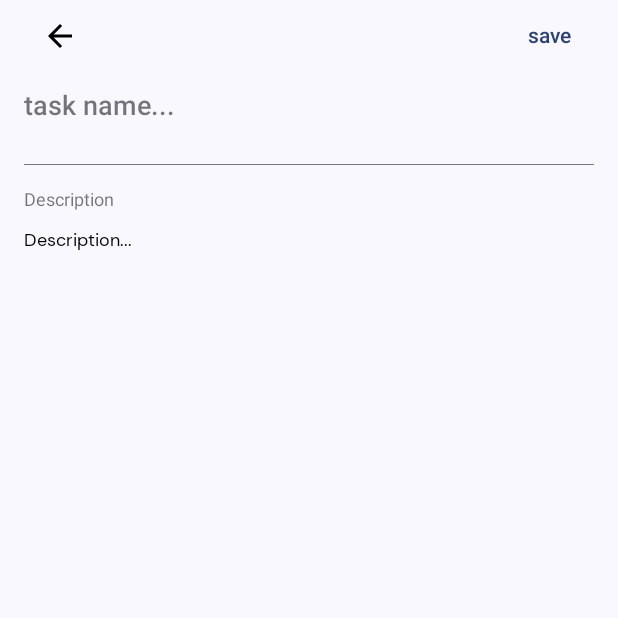
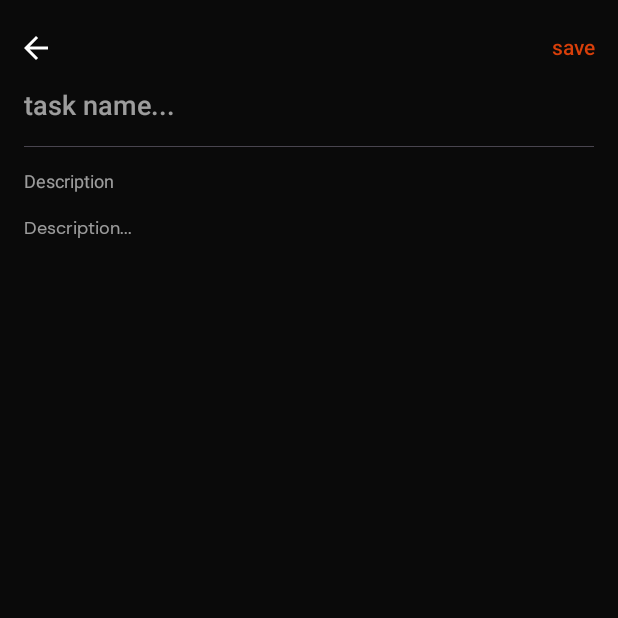
Before and after one commit to guiBrisson/tarefas-app, an Android app built with Jetpack Compose: the screen it shows after launch (MainActivity), after a tap on "new task", on a phone screen of 412 x 824 dp, the top half of it. Run offline under Robolectric (Android 15) with nearby library versions, the phone set to English and light mode, and no system bars; our stand-ins replace Dagger/Hilt's generated code, Room's generated code; 3 statements that could not run were skipped.

Commit message:
Changing theme

```diff
--- a/app/src/main/java/me/brisson/tarefas/presentation/design_system/theme/Color.kt
+++ b/app/src/main/java/me/brisson/tarefas/presentation/design_system/theme/Color.kt
@@ -1,6 +1,12 @@
 package me.brisson.tarefas.presentation.design_system.theme
 
 import androidx.compose.ui.graphics.Color
+
+val primary = Color(0xFFD83F0A)
+val secondary = Color(0xFFF9E45E)
+val background = Color(0xFF0A0A0A)
+val surface = Color(0xFF171717)
+val surfaceLight = Color(0xFF202020)
 
 val Purple80 = Color(0xFFD0BCFF)
 val PurpleGrey80 = Color(0xFFCCC2DC)
--- a/app/src/main/java/me/brisson/tarefas/presentation/design_system/theme/Theme.kt
+++ b/app/src/main/java/me/brisson/tarefas/presentation/design_system/theme/Theme.kt
@@ -1,69 +1,47 @@
 package me.brisson.tarefas.presentation.design_system.theme
 
-import android.app.Activity
-import android.os.Build
-import androidx.compose.foundation.isSystemInDarkTheme
 import androidx.compose.material3.MaterialTheme
 import androidx.compose.material3.darkColorScheme
-import androidx.compose.material3.dynamicDarkColorScheme
-import androidx.compose.material3.dynamicLightColorScheme
 import androidx.compose.material3.lightColorScheme
 import androidx.compose.runtime.Composable
-import androidx.compose.runtime.SideEffect
-import androidx.compose.ui.graphics.toArgb
-import androidx.compose.ui.platform.LocalContext
-import androidx.compose.ui.platform.LocalView
-import androidx.core.view.WindowCompat
+import androidx.compose.ui.graphics.Color
 
 private val DarkColorScheme = darkColorScheme(
-    primary = Purple80,
-    secondary = PurpleGrey80,
-    tertiary = Pink80
-)
-
-private val LightColorScheme = lightColorScheme(
-    primary = Purple40,
-    secondary = PurpleGrey40,
-    tertiary = Pink40
-
-    /* Other default colors to override
-    background = Color(0xFFFFFBFE),
-    surface = Color(0xFFFFFBFE),
-    onPrimary = Color.White,
-    onSecondary = Color.White,
-    onTertiary = Color.White,
-    onBackground = Color(0xFF1C1B1F),
-    onSurface = Color(0xFF1C1B1F),
-    */
+    primary = primary,
+    secondary = secondary,
+    background = background,
+    surface = surface,
+    onBackground = Color.White,
+    onSurface = Color.White,
 )
 
 @Composable
 fun TarefasTheme(
-    darkTheme: Boolean = isSystemInDarkTheme(),
+//    darkTheme: Boolean = isSystemInDarkTheme(),
     // Dynamic color is available on Android 12+
-    dynamicColor: Boolean = true,
+//    dynamicColor: Boolean = true,
     content: @Composable () -> Unit
 ) {
-    val colorScheme = when {
-        dynamicColor && Build.VERSION.SDK_INT >= Build.VERSION_CODES.S -> {
-            val context = LocalContext.current
-            if (darkTheme) dynamicDarkColorScheme(context) else dynamicLightColorScheme(context)
-        }
-
-        darkTheme -> DarkColorScheme
-        else -> LightColorScheme
-    }
-    val view = LocalView.current
-    if (!view.isInEditMode) {
-        SideEffect {
-            val window = (view.context as Activity).window
-            window.statusBarColor = colorScheme.primary.toArgb()
-            WindowCompat.getInsetsController(window, view).isAppearanceLightStatusBars = darkTheme
-        }
-    }
+//    val colorScheme = when {
+//        dynamicColor && Build.VERSION.SDK_INT >= Build.VERSION_CODES.S -> {
+//            val context = LocalContext.current
+//            if (darkTheme) dynamicDarkColorScheme(context) else dynamicLightColorScheme(context)
+//        }
+//
+//        darkTheme -> DarkColorScheme
+//        else -> LightColorScheme
+//    }
+//    val view = LocalView.current
+//    if (!view.isInEditMode) {
+//        SideEffect {
+//            val window = (view.context as Activity).window
+//            window.statusBarColor = colorScheme.primary.toArgb()
+//            WindowCompat.getInsetsController(window, view).isAppearanceLightStatusBars = darkTheme
+//        }
+//    }
 
     MaterialTheme(
-        colorScheme = colorScheme,
+        colorScheme = DarkColorScheme,
         typography = Typography,
         content = content
     )
--- a/app/src/main/java/me/brisson/tarefas/presentation/screens/task/TaskScreen.kt
+++ b/app/src/main/java/me/brisson/tarefas/presentation/screens/task/TaskScreen.kt
@@ -72,15 +72,18 @@ internal fun TaskScreen(
     Column(
         modifier = modifier
             .fillMaxSize()
-            .background(MaterialTheme.colorScheme.background)
-            .padding(horizontal = 16.dp)
+            .background(MaterialTheme.colorScheme.background),
     ) {
         Row(
-            modifier = Modifier.fillMaxWidth(),
+            modifier = Modifier.fillMaxWidth().padding(top = 8.dp),
             horizontalArrangement = Arrangement.SpaceBetween
         ) {
             IconButton(onClick = onBackClick) {
-                Icon(imageVector = Icons.Default.ArrowBack, contentDescription = null)
+                Icon(
+                    imageVector = Icons.Default.ArrowBack,
+                    contentDescription = null,
+                    tint = MaterialTheme.colorScheme.onBackground
+                )
             }
 
             if (showSaveButton) {
@@ -99,11 +102,15 @@ internal fun TaskScreen(
         }
 
         BasicTextField(
-            modifier = Modifier.padding(vertical = 12.dp),
+            modifier = Modifier.padding(top = 4.dp, start = 16.dp, end = 16.dp),
             value = name,
             onValueChange = { name = it },
             singleLine = true,
-            textStyle = TextStyle(fontWeight = FontWeight.Medium, fontSize = 18.sp),
+            textStyle = TextStyle(
+                fontWeight = FontWeight.Medium,
+                fontSize = 18.sp,
+                color = MaterialTheme.colorScheme.onBackground
+            ),
             decorationBox = { innerTextField ->
                 Box(modifier = Modifier.fillMaxWidth()) {
                     innerTextField()
@@ -121,9 +128,10 @@ internal fun TaskScreen(
             },
         )
 
-        Divider(modifier = Modifier.padding(vertical = 16.dp), thickness = 0.4.dp)
+        Divider(modifier = Modifier.padding(16.dp), thickness = 0.4.dp)
 
         Text(
+            modifier = Modifier.padding(horizontal = 16.dp),
             text = "Description",
             style = TextStyle(
                 fontSize = 12.sp,
@@ -132,11 +140,12 @@ internal fun TaskScreen(
         )
 
         BasicTextField(
-            modifier = Modifier.padding(vertical = 12.dp),
+            modifier = Modifier.padding(16.dp),
             value = description,
             onValueChange = { description = it },
-            singleLine = true,
-            textStyle = MaterialTheme.typography.bodyMedium,
+            textStyle = MaterialTheme.typography.bodyMedium.copy(
+                color = MaterialTheme.colorScheme.onBackground
+            ),
             decorationBox = { innerTextField ->
                 Box(modifier = Modifier.fillMaxWidth()) {
                     innerTextField()
@@ -144,6 +153,7 @@ internal fun TaskScreen(
                         Text(
                             text = "Description...",
                             style = MaterialTheme.typography.bodyMedium,
+                            color = MaterialTheme.colorScheme.onBackground.copy(alpha = 0.6f),
                         )
                     }
                 }
@@ -157,7 +167,7 @@ internal fun TaskScreen(
 private fun PreviewTaskScreen() {
     val task = Task(
         id = "",
-        name = "",
+        name = "piru",
         description = "Lorem ipsum dolor sit amet, consectetur adipiscing elit, sed do eiusmod tempor incididunt ut labore et dolore magna aliqua. Ut enim ad minim veniam, quis nostrud exercitation ullamco laboris nisi ut aliquip ex ea commodo consequat."
     )
 
--- a/build.gradle
+++ b/build.gradle
@@ -1,7 +1,7 @@
 // Top-level build file where you can add configuration options common to all sub-projects/modules.
 plugins {
-    id 'com.android.application' version '8.0.1' apply false
-    id 'com.android.library' version '8.0.1' apply false
+    id 'com.android.application' version '8.0.2' apply false
+    id 'com.android.library' version '8.0.2' apply false
     id 'org.jetbrains.kotlin.android' version '1.7.20' apply false
     id 'com.google.dagger.hilt.android' version '2.45' apply false
     id 'com.google.devtools.ksp' version '1.8.10-1.0.9' apply false
```
